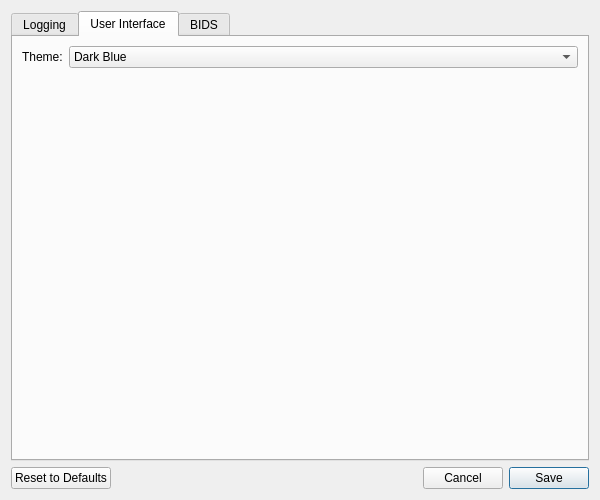
Before: the Qt Designer form src/bidsio/ui/forms/preferences_dialog.ui in CRNL-Eduwell/bidsio, drawn with Qt 5.
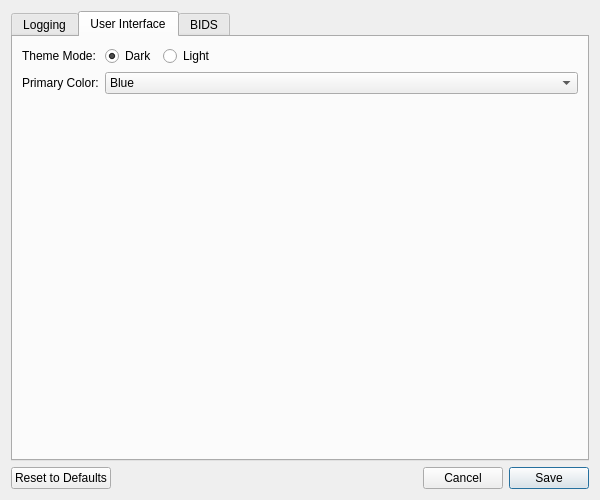
After: the same form once the commit is applied. The open tabs and pages were chosen to show the change.

Commit message: Better theme management

Diff of the .ui file:
```diff
--- a/src/bidsio/ui/forms/preferences_dialog.ui
+++ b/src/bidsio/ui/forms/preferences_dialog.ui
@@ -173,7 +173,7 @@
             </sizepolicy>
            </property>
            <property name="text">
-            <string>Theme:</string>
+            <string>Theme Mode:</string>
            </property>
            <property name="alignment">
             <set>Qt::AlignmentFlag::AlignLeading|Qt::AlignmentFlag::AlignLeft|Qt::AlignmentFlag::AlignVCenter</set>
@@ -181,10 +181,60 @@
           </widget>
          </item>
          <item row="0" column="1">
-          <widget class="QComboBox" name="comboTheme">
+          <layout class="QHBoxLayout" name="horizontalLayout_3">
            <item>
+            <widget class="QRadioButton" name="radioDark">
+             <property name="text">
+              <string>Dark</string>
+             </property>
+             <property name="checked">
+              <bool>true</bool>
+             </property>
+            </widget>
+           </item>
+           <item>
+            <widget class="QRadioButton" name="radioLight">
+             <property name="text">
+              <string>Light</string>
+             </property>
+            </widget>
+           </item>
+           <item>
+            <spacer name="horizontalSpacer_2">
+             <property name="orientation">
+              <enum>Qt::Horizontal</enum>
+             </property>
+             <property name="sizeHint" stdset="0">
+              <size>
+               <width>40</width>
+               <height>20</height>
+              </size>
+             </property>
+            </spacer>
+           </item>
+          </layout>
+         </item>
+         <item row="1" column="0">
+          <widget class="QLabel" name="labelPrimaryColor">
+           <property name="sizePolicy">
+            <sizepolicy hsizetype="Preferred" vsizetype="MinimumExpanding">
+             <horstretch>0</horstretch>
+             <verstretch>0</verstretch>
+            </sizepolicy>
+           </property>
+           <property name="text">
+            <string>Primary Color:</string>
+           </property>
+           <property name="alignment">
+            <set>Qt::AlignmentFlag::AlignLeading|Qt::AlignmentFlag::AlignLeft|Qt::AlignmentFlag::AlignVCenter</set>
+           </property>
+          </widget>
+         </item>
+         <item row="1" column="1">
+          <widget class="QComboBox" name="comboPrimaryColor">
+           <item>
             <property name="text">
-             <string>Dark Blue</string>
+             <string>Blue</string>
             </property>
            </item>
            <item>
```
Left out of the diff: 27 changed lines with no effect on the pictures. The commit also changes 3 other files.
